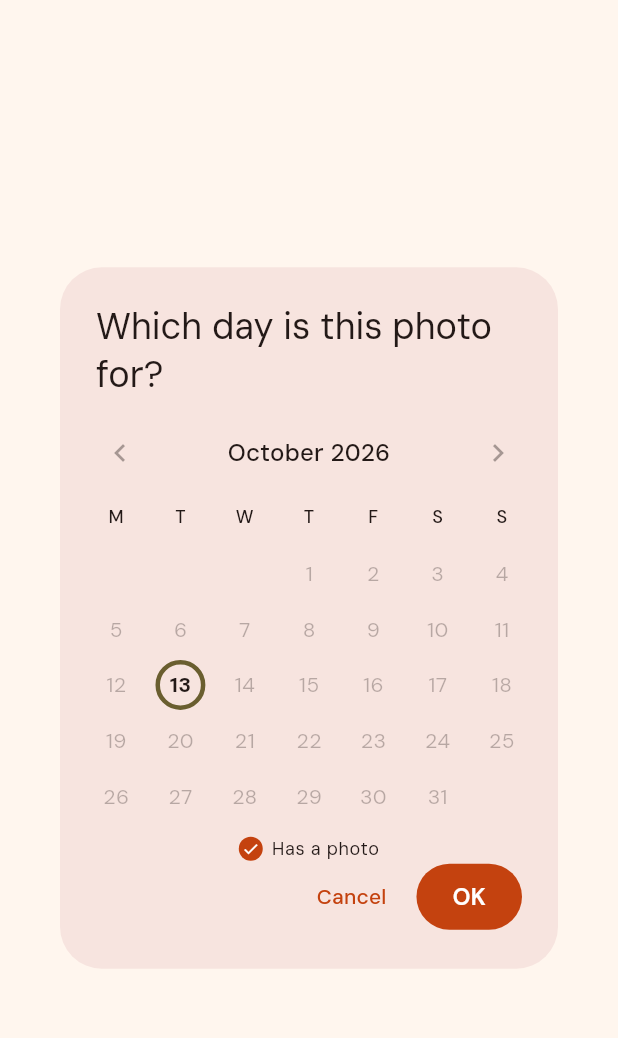
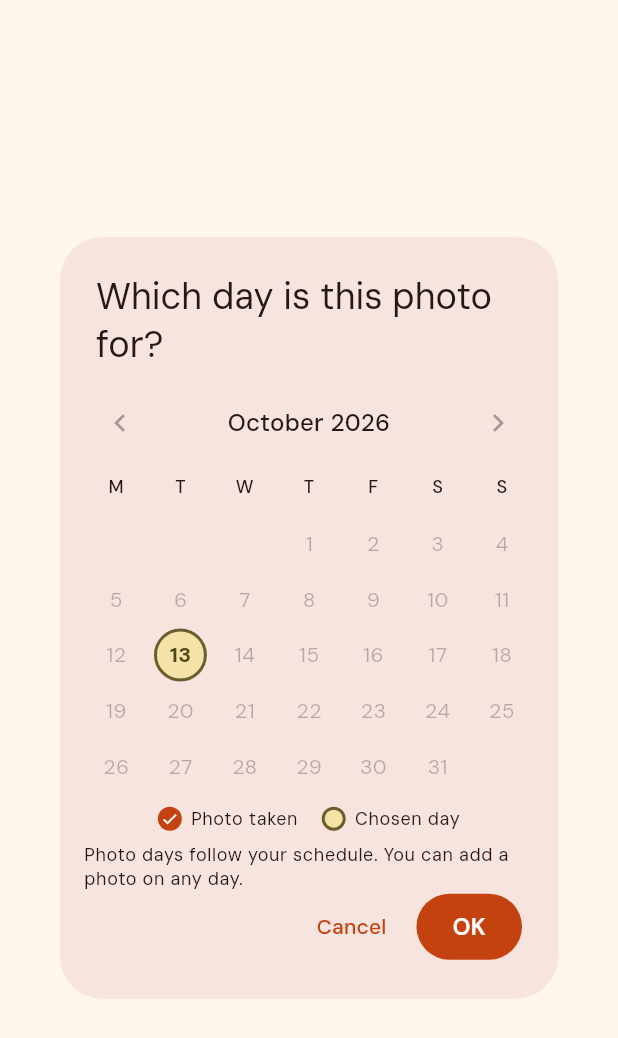
Before and after one commit to claudexpro1/baby-growth-photobook, a Flutter app: the PhotoDayPicker widget shown alone on an empty page, opened directly with empty values, on a phone screen of 412 x 824 dp. Shown: the top 1038 px of the screen. Run offline on Flutter 3.47's test engine with Material 3 defaults, Android fonts, the phone set to English and light mode, and no system bars; our stand-ins replace flutter_local_notifications, flutter_riverpod, flutter_timezone, google_sign_in, image_picker, pdf and 3 more; missing offline and left inert: dart:js_interop, googleapis, idb_shim.

Commit message:
Photo-day calendar: chosen day keeps the photo-day ring, clearer legend; orange favicons with cache-busting (BGP-25, BGP-27)
Co-Authored-By: Claude Sonnet 5.5 <noreply@anthropic.com>
Claude-Session: https://claude.ai/code/session_01FsfHXce5joCGpBzySKJez2

```diff
--- a/lib/data/providers.dart
+++ b/lib/data/providers.dart
@@ -134,11 +134,7 @@ class BabiesNotifier extends AsyncNotifier<List<Baby>> {
       prompt: prompt,
     );
     await ref.read(calendarStatusProvider.notifier).record(baby.id, result);
-    final expected = GoogleCalendarReminders.expectedCount(
-      linked,
-      now,
-      dates,
-    );
+    final expected = GoogleCalendarReminders.expectedCount(linked, now, dates);
     if (!result.exists || result.count < expected) {
       throw CalendarMismatch(expected, result.count);
     }
--- a/lib/features/common/photo_day_picker.dart
+++ b/lib/features/common/photo_day_picker.dart
@@ -156,7 +156,7 @@ class _PhotoDayPickerState extends State<PhotoDayPicker> {
                     ),
                     child: Icon(Icons.check, size: 12, color: scheme.onPrimary),
                   ),
-                  'Has a photo',
+                  'Photo taken',
                 ),
                 if (widget.dueDays.isNotEmpty)
                   _legend(
@@ -168,9 +168,26 @@ class _PhotoDayPickerState extends State<PhotoDayPicker> {
                         border: Border.all(color: scheme.primary, width: 2),
                       ),
                     ),
-                    'Photo day, no photo yet',
+                    'Photo day, still empty',
                   ),
+                _legend(
+                  Container(
+                    width: 16,
+                    height: 16,
+                    decoration: BoxDecoration(
+                      shape: BoxShape.circle,
+                      color: scheme.tertiaryContainer,
+                      border: Border.all(color: scheme.tertiary, width: 2),
+                    ),
+                  ),
+                  'Chosen day',
+                ),
               ],
+            ),
+            const SizedBox(height: 8),
+            Text(
+              'Photo days follow your schedule. You can add a photo on any day.',
+              style: Theme.of(context).textTheme.bodySmall,
             ),
           ],
         ),
@@ -209,12 +226,13 @@ class _PhotoDayPickerState extends State<PhotoDayPicker> {
     final label =
         '${loc.formatFullDate(day)}${has ? ', has a photo' : ''}'
         '${!has && due ? ', photo day' : ''}';
-    final bg = has ? scheme.primary : null;
     final fg = !enabled
         ? scheme.onSurface.withValues(alpha: 0.3)
         : has
         ? scheme.onPrimary
         : scheme.onSurface;
+    // Two layers: the outer ring marks the chosen day, the inner circle keeps
+    // the photo-day ring or the photo fill, so both can be read at once.
     return Semantics(
       label: label,
       button: true,
@@ -223,22 +241,43 @@ class _PhotoDayPickerState extends State<PhotoDayPicker> {
         key: Key('day-${day.year}-${day.month}-${day.day}'),
         onTap: enabled ? () => setState(() => _selected = day) : null,
         child: Container(
-          margin: const EdgeInsets.all(2),
+          margin: const EdgeInsets.all(1),
+          padding: const EdgeInsets.all(2),
           decoration: BoxDecoration(
-            color: bg,
             shape: BoxShape.circle,
+            color: selected ? scheme.tertiaryContainer : null,
             border: selected
-                ? Border.all(color: scheme.tertiary, width: 3)
-                : (due && !has
-                      ? Border.all(color: scheme.primary, width: 2)
-                      : null),
+                ? Border.all(color: scheme.tertiary, width: 2)
+                : null,
           ),
-          alignment: Alignment.center,
-          child: Text(
-            '${day.day}',
-            style: TextStyle(
-              color: fg,
-              fontWeight: has || selected ? FontWeight.w700 : null,
+          child: Container(
+            decoration: BoxDecoration(
+              color: has ? scheme.primary : null,
+              shape: BoxShape.circle,
+              border: due && !has
+                  ? Border.all(color: scheme.primary, width: 2)
+                  : null,
+            ),
+            alignment: Alignment.center,
+            child: Stack(
+              alignment: Alignment.center,
+              children: [
+                Text(
+                  '${day.day}',
+                  style: TextStyle(
+                    color: has
+                        ? fg
+                        : (selected ? scheme.onTertiaryContainer : fg),
+                    fontWeight: has || selected ? FontWeight.w700 : null,
+                  ),
+                ),
+                if (has)
+                  Positioned(
+                    right: 1,
+                    bottom: 1,
+                    child: Icon(Icons.check, size: 9, color: fg),
+                  ),
+              ],
             ),
           ),
         ),
```
Also changed, not shown: lib/features/common/reminder_status.dart (+4 -3 lines), lib/features/home/home_page.dart (+4 -6 lines), lib/notifications/google_calendar.dart (+1 -6 lines), tool/make_icons.dart (+10 -0 lines), 10 other files.
